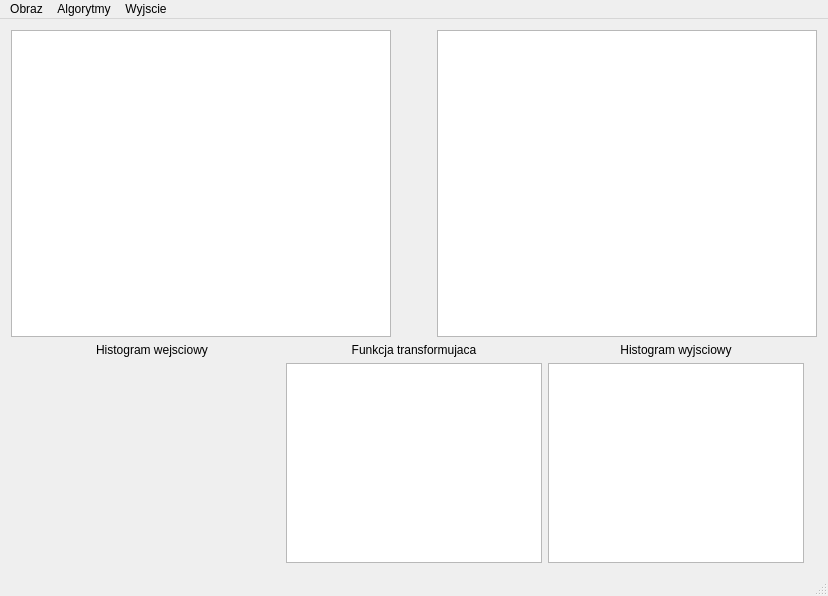
The window that GUI4OpenCV/GUI4OpenCV.ui (WonderWoman2020/GUI4OpenCV) describes before a commit, drawn with Qt 5.
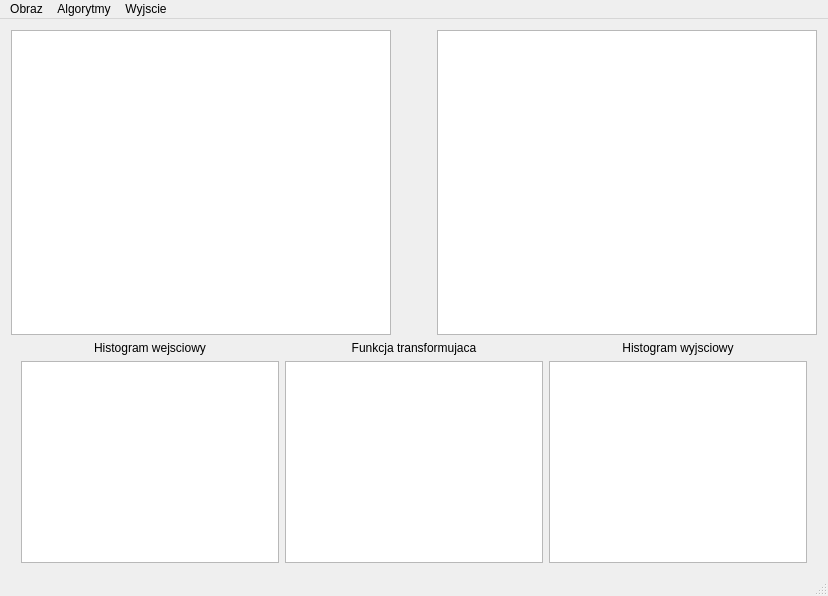
The same window after the commit.

Commit message: WIP on developing histogram charts

Diff of the .ui file:
```diff
--- a/GUI4OpenCV/GUI4OpenCV.ui
+++ b/GUI4OpenCV/GUI4OpenCV.ui
@@ -48,38 +48,6 @@
         <property name="leftMargin">
          <number>0</number>
         </property>
-        <item row="0" column="1">
-         <widget class="QLabel" name="transformFuncTitle">
-          <property name="text">
-           <string>Funkcja transformujaca</string>
-          </property>
-          <property name="alignment">
-           <set>Qt::AlignmentFlag::AlignCenter</set>
-          </property>
-         </widget>
-        </item>
-        <item row="2" column="2">
-         <widget class="QGraphicsView" name="outHistView">
-          <property name="sizePolicy">
-           <sizepolicy hsizetype="Expanding" vsizetype="Expanding">
-            <horstretch>0</horstretch>
-            <verstretch>0</verstretch>
-           </sizepolicy>
-          </property>
-          <property name="minimumSize">
-           <size>
-            <width>256</width>
-            <height>200</height>
-           </size>
-          </property>
-          <property name="maximumSize">
-           <size>
-            <width>256</width>
-            <height>200</height>
-           </size>
-          </property>
-         </widget>
-        </item>
         <item row="0" column="2">
          <widget class="QLabel" name="outHistTitle">
           <property name="text">
@@ -90,6 +58,22 @@
           </property>
          </widget>
         </item>
+        <item row="2" column="0">
+         <widget class="QGraphicsView" name="srcHistView">
+          <property name="minimumSize">
+           <size>
+            <width>258</width>
+            <height>202</height>
+           </size>
+          </property>
+          <property name="maximumSize">
+           <size>
+            <width>258</width>
+            <height>202</height>
+           </size>
+          </property>
+         </widget>
+        </item>
         <item row="2" column="1">
          <widget class="QGraphicsView" name="transformFuncView">
           <property name="sizePolicy">
@@ -100,14 +84,14 @@
           </property>
           <property name="minimumSize">
            <size>
-            <width>256</width>
-            <height>200</height>
+            <width>258</width>
+            <height>202</height>
            </size>
           </property>
           <property name="maximumSize">
            <size>
-            <width>256</width>
-            <height>200</height>
+            <width>258</width>
+            <height>202</height>
            </size>
           </property>
          </widget>
@@ -122,22 +106,38 @@
           </property>
          </widget>
         </item>
-        <item row="2" column="0">
-         <widget class="QWidget" name="srcHistView" native="true">
+        <item row="2" column="2">
+         <widget class="QGraphicsView" name="outHistView">
+          <property name="sizePolicy">
+           <sizepolicy hsizetype="Expanding" vsizetype="Expanding">
+            <horstretch>0</horstretch>
+            <verstretch>0</verstretch>
+           </sizepolicy>
+          </property>
           <property name="minimumSize">
            <size>
-            <width>256</width>
-            <height>200</height>
+            <width>258</width>
+            <height>202</height>
            </size>
           </property>
           <property name="maximumSize">
            <size>
-            <width>256</width>
-            <height>200</height>
+            <width>258</width>
+            <height>202</height>
            </size>
           </property>
          </widget>
         </item>
+        <item row="0" column="1">
+         <widget class="QLabel" name="transformFuncTitle">
+          <property name="text">
+           <string>Funkcja transformujaca</string>
+          </property>
+          <property name="alignment">
+           <set>Qt::AlignmentFlag::AlignCenter</set>
+          </property>
+         </widget>
+        </item>
        </layout>
       </item>
      </layout>
```
The commit also changes 2 other files.
